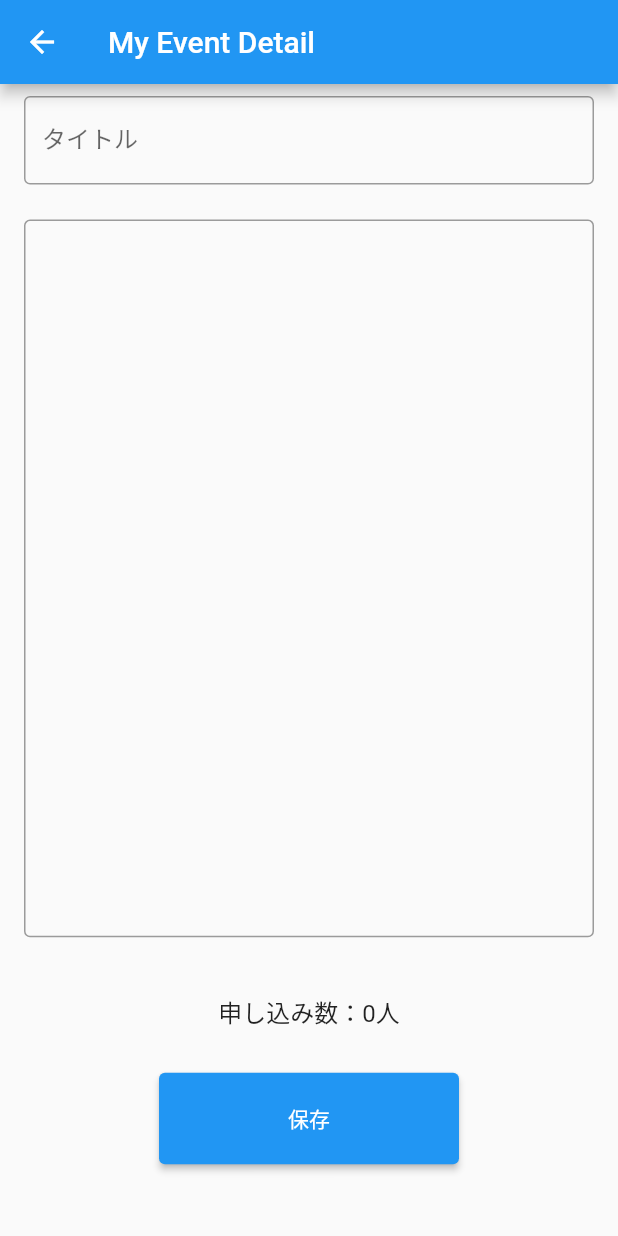
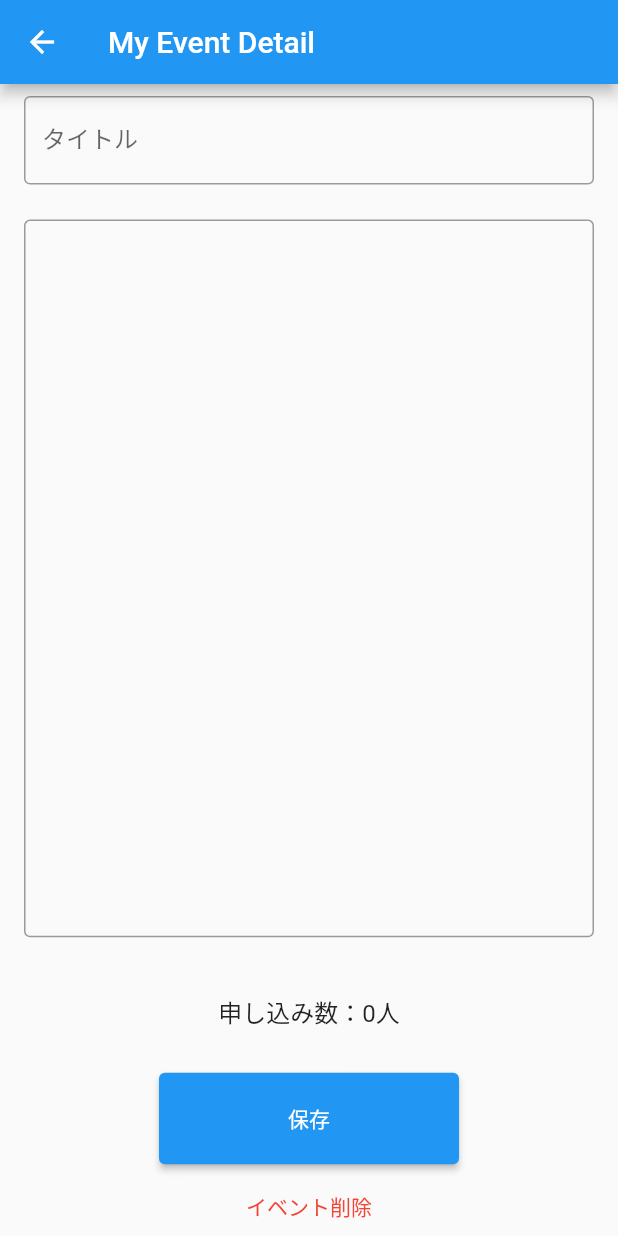
Before and after one commit to yotubarail/flutter_alpha, a Flutter app: the MyEventListPage screen opened directly, after a tap on "新規作成", on a phone screen of 412 x 824 dp. Run offline on Flutter 3.47's test engine with Material 2 defaults, Android fonts, the phone set to English and light mode, and no system bars; our stand-ins replace cloud_firestore, firebase_auth, firebase_core, flutter_hooks, flutter_riverpod, freezed_annotation and 1 more; accounts and stored records are empty; generated files the repository leaves out were written again.

Commit message:
イベント削除実装

```diff
--- /dev/null
+++ b/lib/view/components/my_event_detail/delete_button.dart
@@ -0,0 +1,31 @@
+// 依存パッケージ
+import 'package:flutter/foundation.dart';
+import 'package:flutter/material.dart';
+import 'package:flutter_hooks/flutter_hooks.dart';
+import 'package:hooks_riverpod/hooks_riverpod.dart';
+
+// 参照ファイル
+import '/view_model/my_event_detail_view_model.dart';
+
+class DeleteButton extends HookWidget {
+  const DeleteButton({Key? key}) : super(key: key);
+
+  @override
+  Widget build(BuildContext context) {
+    final myEventDetailViewModel =
+        useProvider(myEventDetailViewModelProvider.notifier);
+    return Container(
+      margin: const EdgeInsets.all(4),
+      child: TextButton(
+        style: TextButton.styleFrom(
+          primary: Colors.red,
+        ),
+        onPressed: () {
+          myEventDetailViewModel.deleteEvent();
+          Navigator.of(context).pop();
+        },
+        child: const Text('イベント削除'),
+      ),
+    );
+  }
+}
--- a/lib/view/my_event_detail_page.dart
+++ b/lib/view/my_event_detail_page.dart
@@ -8,6 +8,7 @@ import 'package:hooks_riverpod/hooks_riverpod.dart';
 import '/model/auth_model.dart';
 import '/model/events_model.dart';
 import '/view/components/my_event_detail/body_form.dart';
+import '/view/components/my_event_detail/delete_button.dart';
 import '/view/components/my_event_detail/guest_count.dart';
 import '/view/components/my_event_detail/save_button.dart';
 import '/view/components/my_event_detail/title_form.dart';
@@ -38,6 +39,7 @@ class MyEventDetailPage extends HookWidget {
           EventBody(),
           GuestCount(),
           SaveButton(),
+          DeleteButton(),
         ],
       ),
     );
--- a/lib/view_model/my_event_detail_view_model.dart
+++ b/lib/view_model/my_event_detail_view_model.dart
@@ -40,4 +40,8 @@ class MyEventDetailViewModel extends StateNotifier<Event> {
   Future updateEvent() async {
     await eventsDB.updateEvent(state);
   }
+
+  Future deleteEvent() async {
+    await eventsDB.deleteEvent(state);
+  }
 }
```
Also changed, not shown: lib/model/events_model.dart (+7 -1 lines).
